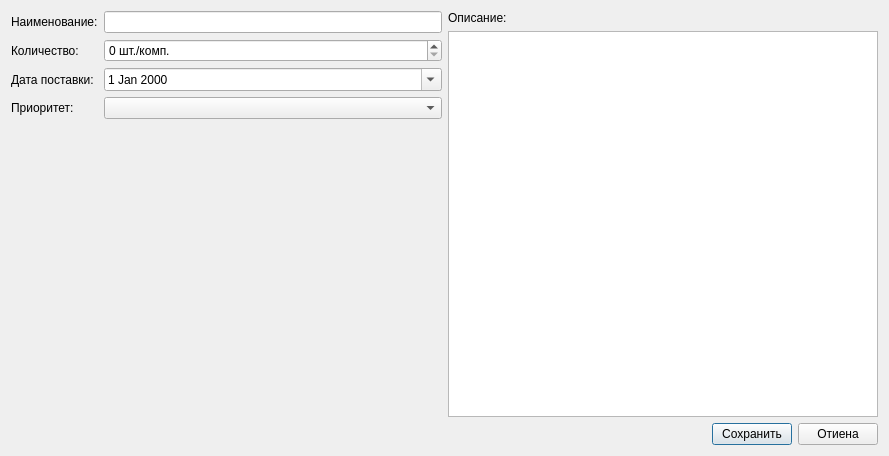
Before: the Qt Designer form dlgorderdata.ui in igrekus/billplan, drawn with Qt 5.
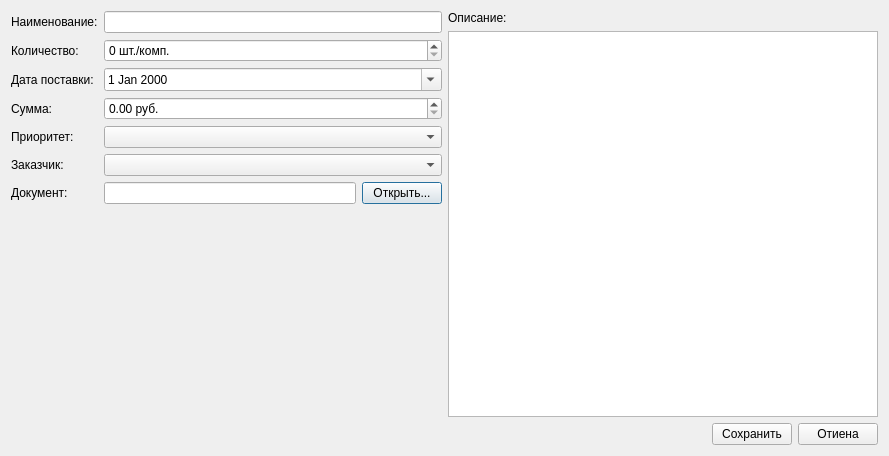
After: the same form once the commit is applied.

Patch:
```diff
--- a/dlgorderdata.ui
+++ b/dlgorderdata.ui
@@ -15,7 +15,7 @@
   </property>
   <layout class="QVBoxLayout" name="verticalLayout_2">
    <item>
-    <layout class="QHBoxLayout" name="horizontalLayout_2">
+    <layout class="QHBoxLayout" name="horizontalLayout_3">
      <item>
       <layout class="QFormLayout" name="formLayout">
        <item row="0" column="0">
@@ -66,15 +66,63 @@
         </widget>
        </item>
        <item row="3" column="0">
+        <widget class="QLabel" name="lblCost">
+         <property name="text">
+          <string>Сумма:</string>
+         </property>
+        </widget>
+       </item>
+       <item row="3" column="1">
+        <widget class="QDoubleSpinBox" name="spinCost">
+         <property name="suffix">
+          <string> руб.</string>
+         </property>
+         <property name="maximum">
+          <double>100000000000000000.000000000000000</double>
+         </property>
+        </widget>
+       </item>
+       <item row="4" column="0">
         <widget class="QLabel" name="lblPriority">
          <property name="text">
           <string>Приоритет:</string>
          </property>
         </widget>
        </item>
-       <item row="3" column="1">
+       <item row="4" column="1">
         <widget class="QComboBox" name="comboPriority"/>
        </item>
+       <item row="5" column="0">
+        <widget class="QLabel" name="lblUser">
+         <property name="text">
+          <string>Заказчик:</string>
+         </property>
+        </widget>
+       </item>
+       <item row="5" column="1">
+        <widget class="QComboBox" name="comboUser"/>
+       </item>
+       <item row="6" column="0">
+        <widget class="QLabel" name="lblDocumnt">
+         <property name="text">
+          <string>Документ:</string>
+         </property>
+        </widget>
+       </item>
+       <item row="6" column="1">
+        <layout class="QHBoxLayout" name="horizontalLayout_2">
+         <item>
+          <widget class="QLineEdit" name="editDocument"/>
+         </item>
+         <item>
+          <widget class="QPushButton" name="btnAddDocument">
+           <property name="text">
+            <string>Открыть...</string>
+           </property>
+          </widget>
+         </item>
+        </layout>
+       </item>
       </layout>
      </item>
      <item>
```
